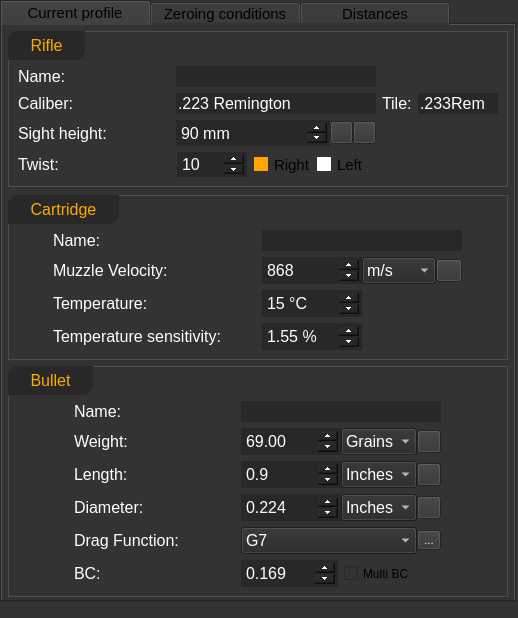
Qt form ui_templates/profile_current.ui (o-murphy/archer_ballistics_constructor) before a commit.
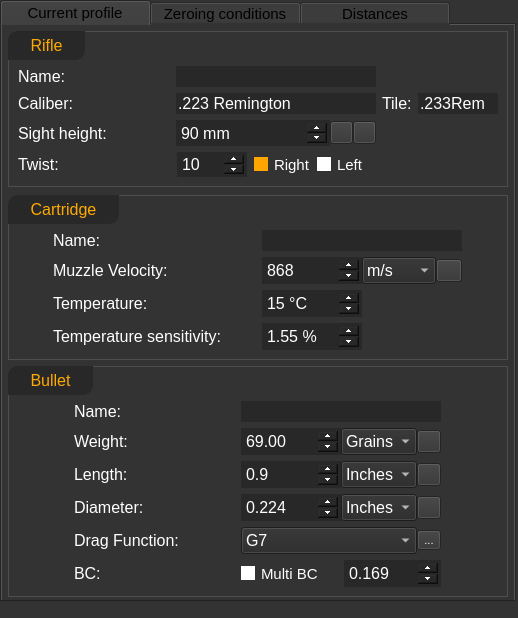
The same form after that commit. Icons and pictures are not drawn.

Patch:
```diff
--- a/ui_templates/profile_current.ui
+++ b/ui_templates/profile_current.ui
@@ -258,7 +258,7 @@
                <property name="styleSheet">
                 <string notr="true">            QRadioButton::indicator::checked {background: orange}
             QRadioButton::indicator::unchecked {background: white}
-            QRadioButton {font-size: 15px;}</string>
+            QRadioButton {font-size: 15px; color: white}</string>
                </property>
                <property name="text">
                 <string>Right</string>
@@ -291,7 +291,7 @@
                <property name="styleSheet">
                 <string notr="true">            QRadioButton::indicator::checked {background: orange}
             QRadioButton::indicator::unchecked {background: white}
-            QRadioButton {font-size: 15px;}</string>
+            QRadioButton {font-size: 15px; color: white}</string>
                </property>
                <property name="text">
                 <string>Left</string>
@@ -1636,39 +1636,6 @@
              <property name="bottomMargin">
               <number>0</number>
              </property>
-             <item>
-              <widget class="QDoubleSpinBox" name="bc">
-               <property name="minimumSize">
-                <size>
-                 <width>0</width>
-                 <height>0</height>
-                </size>
-               </property>
-               <property name="maximumSize">
-                <size>
-                 <width>100</width>
-                 <height>16777215</height>
-                </size>
-               </property>
-               <property name="font">
-                <font>
-                 <pointsize>12</pointsize>
-                </font>
-               </property>
-               <property name="decimals">
-                <number>3</number>
-               </property>
-               <property name="maximum">
-                <double>1.000000000000000</double>
-               </property>
-               <property name="singleStep">
-                <double>0.001000000000000</double>
-               </property>
-               <property name="value">
-                <double>0.169000000000000</double>
-               </property>
-              </widget>
-             </item>
              <item>
               <widget class="QCheckBox" name="multiBC">
                <property name="sizePolicy">
@@ -1690,9 +1657,9 @@
                 </size>
                </property>
                <property name="styleSheet">
-                <string notr="true">            QCheckButton::checked {background: orange}
-            QCheckButton::unchecked {background: white}
-            QCheckButton {font-size: 15px;}</string>
+                <string notr="true">            QCheckBox::indicator::checked {background: orange}
+            QCheckBox::indicator::unchecked {background: white}
+            QCheckBox {font-size: 15px; color: white;}</string>
                </property>
                <property name="text">
                 <string>Multi BC</string>
@@ -1702,6 +1669,39 @@
                </property>
               </widget>
              </item>
+             <item>
+              <widget class="QDoubleSpinBox" name="bc">
+               <property name="minimumSize">
+                <size>
+                 <width>0</width>
+                 <height>0</height>
+                </size>
+               </property>
+               <property name="maximumSize">
+                <size>
+                 <width>100</width>
+                 <height>16777215</height>
+                </size>
+               </property>
+               <property name="font">
+                <font>
+                 <pointsize>12</pointsize>
+                </font>
+               </property>
+               <property name="decimals">
+                <number>3</number>
+               </property>
+               <property name="maximum">
+                <double>1.000000000000000</double>
+               </property>
+               <property name="singleStep">
+                <double>0.001000000000000</double>
+               </property>
+               <property name="value">
+                <double>0.169000000000000</double>
+               </property>
+              </widget>
+             </item>
             </layout>
            </widget>
           </item>
```
